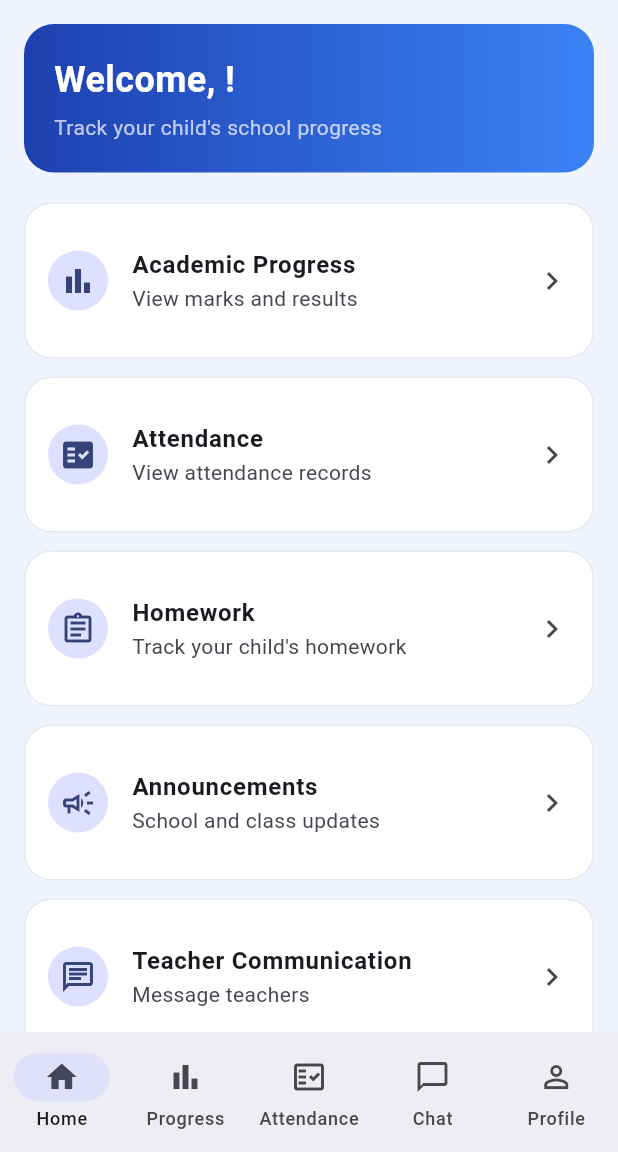
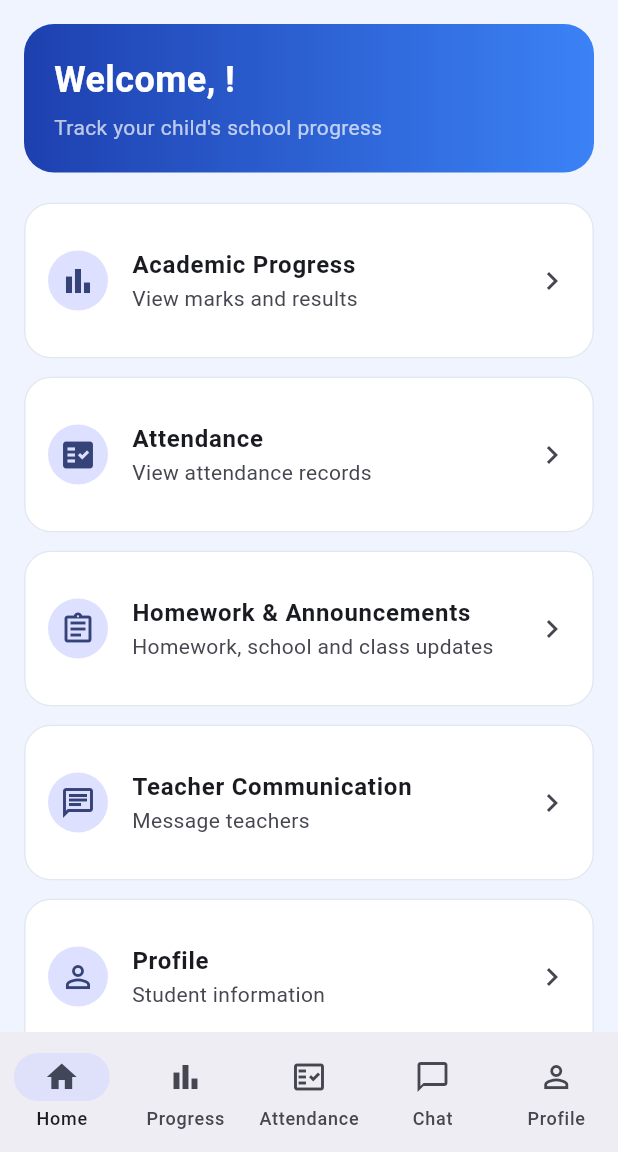
Before and after one commit to Nisal1067/schoolbridge, a Flutter app: the ParentDashboard screen opened directly, on a phone screen of 412 x 824 dp, the part 84-1236 px from its top. Run offline on Flutter 3.47's test engine with Material 3 defaults, Android fonts, the phone set to English and light mode, and no system bars; our stand-ins replace cloud_firestore, firebase_auth, firebase_core; accounts and stored records are empty.

Commit message:
feat: update homework item to include announcements in parent dashboard

```diff
--- a/lib/dashboards/screens/parent_dashboard.dart
+++ b/lib/dashboards/screens/parent_dashboard.dart
@@ -210,28 +210,13 @@ class _ParentHome extends StatelessWidget {
 
         DashboardItem(
           icon: Icons.assignment_outlined,
-          title: 'Homework',
-          subtitle: "Track your child's homework",
+          title: 'Homework & Announcements',
+          subtitle: "Homework, school and class updates",
           onTap: () {
             Navigator.push(
               context,
               MaterialPageRoute(
                 builder: (context) => const ParentHomeworkAnnouncementsScreen(),
-              ),
-            );
-          },
-        ),
-
-        DashboardItem(
-          icon: Icons.campaign_outlined,
-          title: 'Announcements',
-          subtitle: 'School and class updates',
-          onTap: () {
-            Navigator.push(
-              context,
-              MaterialPageRoute(
-                builder: (context) =>
-                    const ParentHomeworkAnnouncementsScreen(initialTab: 1),
               ),
             );
           },
```
